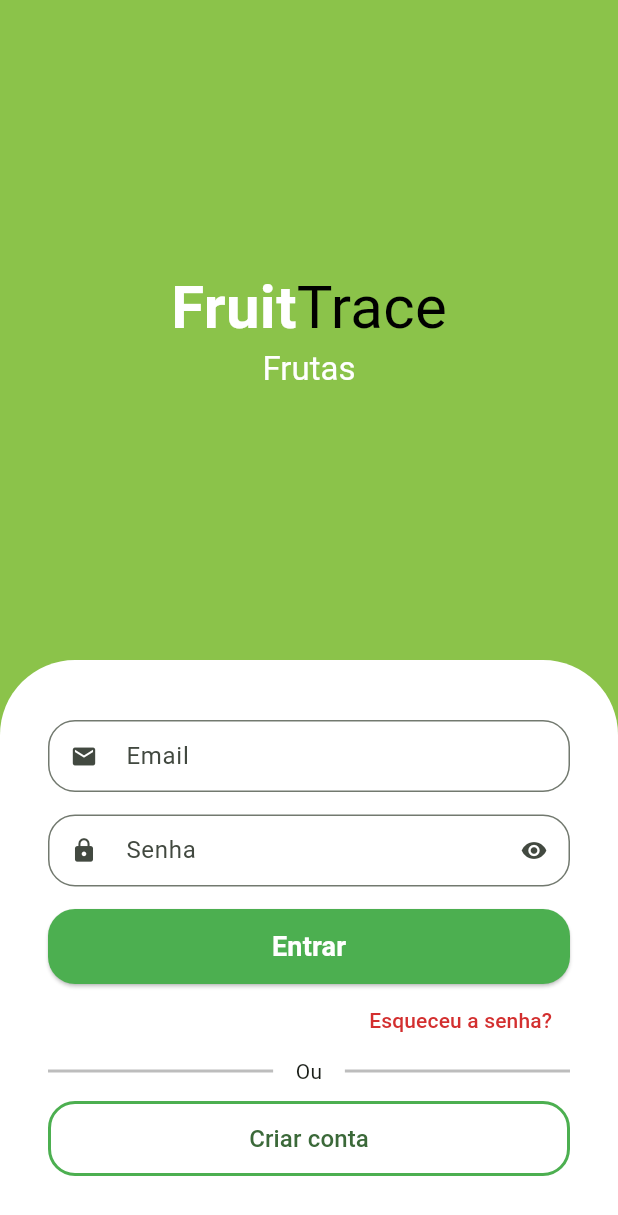
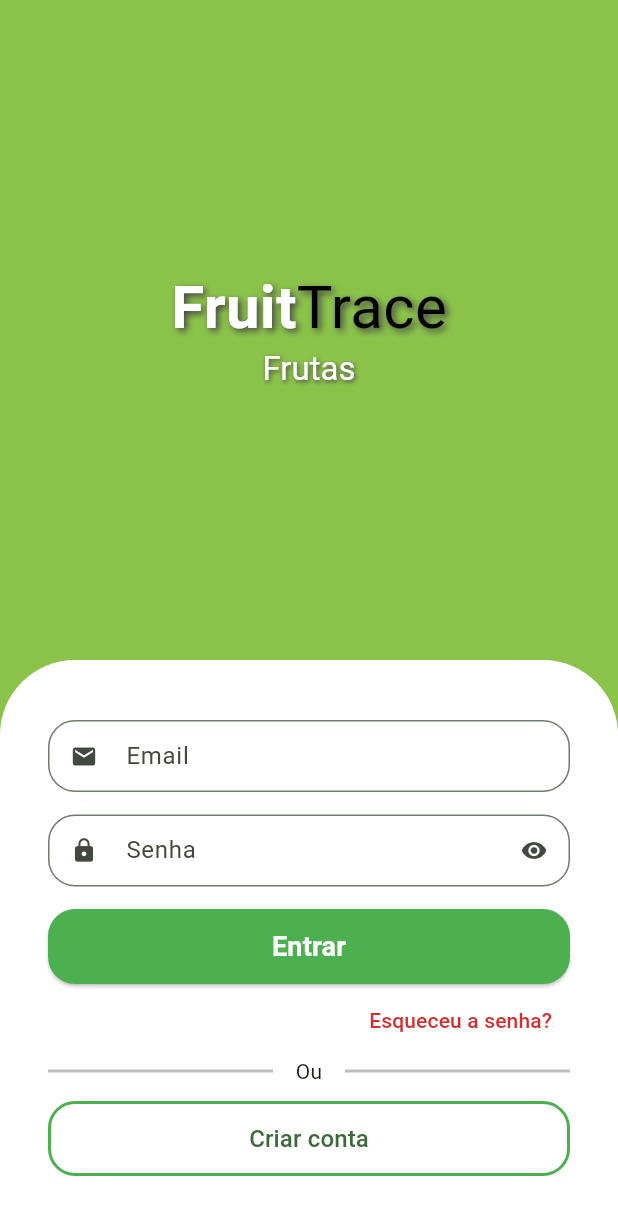
Before and after one commit to Miicchhel/FruitTrace, a Flutter app: the screen it shows after launch, on a phone screen of 412 x 824 dp. Shown: the top 1215 px of the screen. Run offline on Flutter 3.47's test engine with Material 3 defaults, Android fonts, the phone set to English and light mode, and no system bars; drawn by our look-alikes of animated_text_kit.

Commit message:
adicionando sombra a Logo e as Categorias

```diff
--- a/lib/src/auth/sign_in_screen.dart
+++ b/lib/src/auth/sign_in_screen.dart
@@ -34,6 +34,13 @@ class _SignInScreenState extends State<SignInScreen> {
                       TextSpan(
                         style: TextStyle(
                           fontSize: 40.0,
+                          shadows: [
+                            Shadow(
+                              color: Color.fromARGB(255, 68, 67, 67),
+                              offset: Offset(2.0, 2.0),
+                              blurRadius: 6.0
+                            ),
+                          ]
                         ),
                         children: [
                           TextSpan(
@@ -57,7 +64,17 @@ class _SignInScreenState extends State<SignInScreen> {
                     SizedBox(
                       height: 30.0,
                       child: DefaultTextStyle(
-                        style: TextStyle( fontSize: 22.0,  color: CustomColors.customContrastColor),
+                        style: TextStyle(
+                          fontSize: 22.0,
+                          color: CustomColors.customContrastColor,
+                          shadows: const [
+                            Shadow(
+                              color: Color.fromARGB(255, 68, 67, 67),
+                              offset: Offset(1.0, 1.0),
+                              blurRadius: 4.0
+                            ),
+                          ]
+                        ),
                         child: AnimatedTextKit(
                           pause: Duration.zero,
                           repeatForever: true,
```
